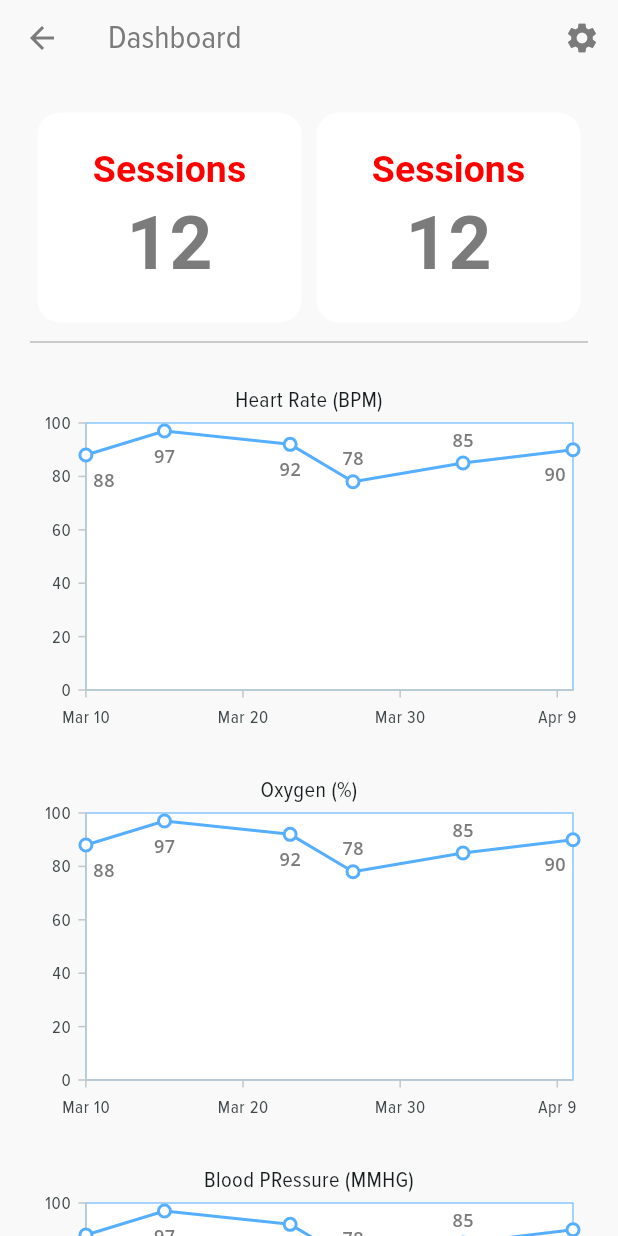
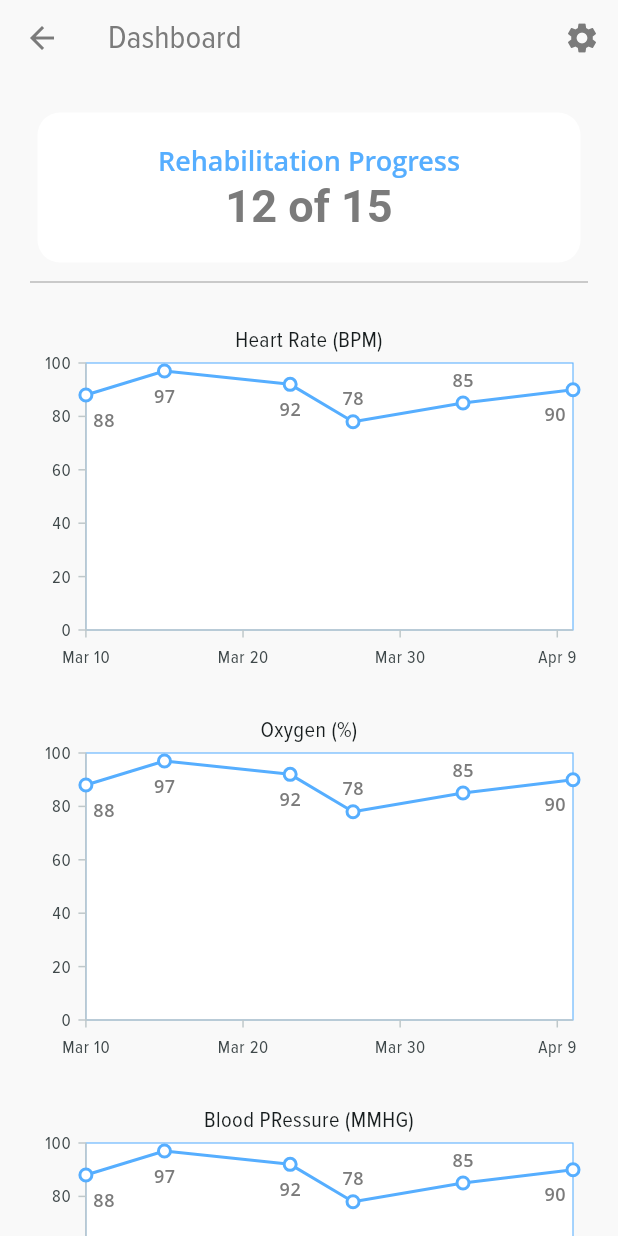
Before and after one commit to kvgarcia1/wecare_uiux_doctor, a Flutter app: the PatientRecordsPage screen opened directly, after a tap on "Dashboard", on a phone screen of 412 x 824 dp. Run offline on Flutter 3.47's test engine with Material 2 defaults, Android fonts, the phone set to English and light mode, and no system bars; our stand-ins replace syncfusion_flutter_charts, unicons.

Commit message:
additional edits

```diff
--- a/lib/currentSession.dart
+++ b/lib/currentSession.dart
@@ -257,7 +257,7 @@ class _CurrentSessionPageState extends State<CurrentSessionPage> {
                 ],
               ),
 
-              const SizedBox(height: 20),
+              const SizedBox(height: 10),
               SizedBox(
                 height: 250,
                 child: SfCartesianChart(
@@ -295,7 +295,7 @@ class _CurrentSessionPageState extends State<CurrentSessionPage> {
                   )
                 ),
               ),
-              const SizedBox(height: 20),
+              const SizedBox(height: 10),
               Row(
                 mainAxisAlignment: MainAxisAlignment.center,
                 children: [
@@ -307,7 +307,7 @@ class _CurrentSessionPageState extends State<CurrentSessionPage> {
                                 Navigator.push(context, MaterialPageRoute(builder: (context) => CurrentSessionPage()));
                               },
                         style: ElevatedButton.styleFrom(
-                          backgroundColor: Color(0xFFE56AEFF),
+                          backgroundColor: Color(0xFF7B7B7B),
                           foregroundColor: Colors.white,
                           shape: RoundedRectangleBorder(
                             borderRadius: BorderRadius.circular(10.0),
--- a/lib/dashboard.dart
+++ b/lib/dashboard.dart
@@ -67,7 +67,7 @@ class _PatientDashboardPageState extends State<PatientDashboardPage> {
                       alignment: Alignment.center,
                       margin: const EdgeInsets.all(5.0),
                       padding: const EdgeInsets.all(20.0),
-                      height: 140,
+                      height: 100,
                       decoration: BoxDecoration(
                         borderRadius: BorderRadius.circular(15),
                         color: Colors.white,
@@ -82,45 +82,16 @@ class _PatientDashboardPageState extends State<PatientDashboardPage> {
                               fontFamily: 'ProximaNova'
                             ),
                             children: <TextSpan>[
-                              TextSpan(text: "Sessions", style: TextStyle(color: Color(0xFFFF0000), fontWeight: FontWeight.w600, fontSize: 25,)),
-                              TextSpan(text: "\n\n", style: TextStyle(fontSize:5)),
-                              TextSpan(text: "12",  style: TextStyle(fontSize: 50, fontWeight: FontWeight.w600)),
-                            ]
+                        TextSpan(text: "Rehabilitation Progress", style: TextStyle(fontWeight: FontWeight.w600, color: Color(0xFF56AEFF), fontSize: 18, fontFamily: 'OpenSans')),
+                        TextSpan(text: "\n", style: TextStyle(fontSize:5)),
+                        TextSpan(text: "12 of 15",  style: TextStyle(fontSize: 30, fontWeight: FontWeight.w600)),
+                      ]
                           )
                         ),
                       ),
                     ),
                   ),
-                  Expanded(
-                    flex: 5,
-                    child: Container(
-                      alignment: Alignment.center,
-                      margin: const EdgeInsets.all(5.0),
-                      padding: const EdgeInsets.all(20.0),
-                      height: 140,
-                      decoration: BoxDecoration(
-                        borderRadius: BorderRadius.circular(15),
-                        color: Colors.white,
-                      ),
-                      child: Align(
-                        alignment: Alignment.center,
-                        child: RichText(
-                          textAlign: TextAlign.center,
-                          text: TextSpan(
-                            style: TextStyle(
-                              color: Color(0xFF7B7B7B),
-                              fontFamily: 'ProximaNova'
-                            ),
-                            children: <TextSpan>[
-                              TextSpan(text: "Sessions", style: TextStyle(color: Color(0xFFFF0000), fontWeight: FontWeight.w600, fontSize: 25,)),
-                              TextSpan(text: "\n\n", style: TextStyle(fontSize:5)),
-                              TextSpan(text: "12",  style: TextStyle(fontSize: 50, fontWeight: FontWeight.w600)),
-                            ]
-                          )
-                        ),
-                      ),
-                    ),
-                  ),
+
                 ]
               ),
               const Divider(
--- a/lib/patientRecords.dart
+++ b/lib/patientRecords.dart
@@ -45,7 +45,7 @@ class PatientRecordsPage extends StatelessWidget {
                     width:170,
                       height:330,
                       decoration: BoxDecoration(
-                      color: Color(0xFFA0D9F6),
+                      color: Colors.white,
                       borderRadius: BorderRadius.vertical(top: Radius.circular(30.0),bottom: Radius.circular(30.0)),
                     ),
                     child: Stack(
@@ -67,7 +67,7 @@ class PatientRecordsPage extends StatelessWidget {
                             Navigator.push(context, MaterialPageRoute(builder: (context) => PatientProfilePage()));
                           },
                             style: ElevatedButton.styleFrom(
-                            backgroundColor: Color(0xFFFF0000),
+                            backgroundColor: Color(0xFF56AEFF),
                             foregroundColor: Colors.white,
                             side: BorderSide.none, shape: const StadiumBorder(),
                           ),
@@ -82,7 +82,7 @@ class PatientRecordsPage extends StatelessWidget {
                               Navigator.push(context, MaterialPageRoute(builder: (context) => PatientSessionListPage()));
                             },
                             style: ElevatedButton.styleFrom(
-                            backgroundColor: Color(0xFFFF0000),
+                            backgroundColor: Color(0xFF56AEFF),
                             foregroundColor: Colors.white,
                             side: BorderSide.none, shape: const StadiumBorder(),
                             ),
@@ -97,7 +97,7 @@ class PatientRecordsPage extends StatelessWidget {
                                   Navigator.push(context, MaterialPageRoute(builder: (context) => PatientDashboardPage()));
                                 },
                           style: ElevatedButton.styleFrom(
-                            backgroundColor: Color(0xFFFF0000),
+                            backgroundColor: Color(0xFF56AEFF),
                             foregroundColor: Colors.white,
                             side: BorderSide.none, shape: const StadiumBorder(),
                           ),
@@ -114,7 +114,7 @@ class PatientRecordsPage extends StatelessWidget {
                     width:170,
                       height:330,
                       decoration: BoxDecoration(
-                      color: Color(0xFFA0D9F6),
+                      color: Colors.white,
                       borderRadius: BorderRadius.vertical(top: Radius.circular(30.0),bottom: Radius.circular(30.0)),
                     ),
                     child: Stack(
@@ -122,7 +122,7 @@ class PatientRecordsPage extends StatelessWidget {
                         Container(
                           alignment: Alignment.topCenter,
                           padding: EdgeInsets.only(top:15),
-                          child: Image.asset('assets/images/profile.png',scale: 5),
+                          child: Image.asset('assets/images/profile1.png',scale: 5),
                         ),
                         Container(
                           alignment: Alignment.center,
@@ -136,7 +136,7 @@ class PatientRecordsPage extends StatelessWidget {
                                   Navigator.push(context, MaterialPageRoute(builder: (context) => PatientProfilePage()));
                                 },
                           style: ElevatedButton.styleFrom(
-                            backgroundColor: Color(0xFFFF0000),
+                            backgroundColor: Color(0xFF56AEFF),
                             foregroundColor: Colors.white,
                             side: BorderSide.none, shape: const StadiumBorder(),
                           ),
@@ -151,7 +151,7 @@ class PatientRecordsPage extends StatelessWidget {
                                   Navigator.push(context, MaterialPageRoute(builder: (context) => PatientSessionListPage()));
                                 },
                           style: ElevatedButton.styleFrom(
-                            backgroundColor: Color(0xFFFF0000),
+                            backgroundColor: Color(0xFF56AEFF),
                             foregroundColor: Colors.white,
                             side: BorderSide.none, shape: const StadiumBorder(),
                           ),
@@ -166,7 +166,7 @@ class PatientRecordsPage extends StatelessWidget {
                                   Navigator.push(context, MaterialPageRoute(builder: (context) => PatientDashboardPage()));
                                 },
                           style: ElevatedButton.styleFrom(
-                            backgroundColor: Color(0xFFFF0000),
+                            backgroundColor: Color(0xFF56AEFF),
                             foregroundColor: Colors.white,
                             side: BorderSide.none, shape: const StadiumBorder(),
                           ),
@@ -188,7 +188,7 @@ class PatientRecordsPage extends StatelessWidget {
                     width:170,
                       height:330,
                       decoration: BoxDecoration(
-                      color: Color(0xFFA0D9F6),
+                      color: Colors.white,
                       borderRadius: BorderRadius.vertical(top: Radius.circular(30.0),bottom: Radius.circular(30.0)),
                     ),
                     child: Stack(
@@ -210,7 +210,7 @@ class PatientRecordsPage extends StatelessWidget {
                                   Navigator.push(context, MaterialPageRoute(builder: (context) => PatientProfilePage()));
                                 },
                           style: ElevatedButton.styleFrom(
-                            backgroundColor: Color(0xFFFF0000),
+                            backgroundColor: Color(0xFF56AEFF),
                             foregroundColor: Colors.white,
                             side: BorderSide.none, shape: const StadiumBorder(),
                           ),
@@ -225,7 +225,7 @@ class PatientRecordsPage extends StatelessWidget {
                                   Navigator.push(context, MaterialPageRoute(builder: (context) => PatientSessionListPage()));
                                 },
                           style: ElevatedButton.styleFrom(
-                            backgroundColor: Color(0xFFFF0000),
+                            backgroundColor: Color(0xFF56AEFF),
                             foregroundColor: Colors.white,
                             side: BorderSide.none, shape: const StadiumBorder(),
                           ),
@@ -240,7 +240,7 @@ class PatientRecordsPage extends StatelessWidget {
                                   Navigator.push(context, MaterialPageRoute(builder: (context) => PatientDashboardPage()));
                           },
                           style: ElevatedButton.styleFrom(
-                            backgroundColor: Color(0xFFFF0000),
+                            backgroundColor: Color(0xFF56AEFF),
                             foregroundColor: Colors.white,
                             side: BorderSide.none, shape: const StadiumBorder(),
                           ),
--- a/lib/sessionDetailPage.dart
+++ b/lib/sessionDetailPage.dart
@@ -73,6 +73,7 @@ class _SessionDetailPageState extends State<SessionDetailPage> {
               ),
               const SizedBox(height: 30),
               Row(
+                mainAxisAlignment: MainAxisAlignment.center,
                 children: [
                   Container(
                     width:110,
@@ -125,7 +126,7 @@ class _SessionDetailPageState extends State<SessionDetailPage> {
                           fontFamily: 'ProximaNova'
                         ),
                         children: <TextSpan>[
-                          TextSpan(text: "Avg Blood Pressure", style: TextStyle( fontWeight: FontWeight.w600, fontSize: 18)),
+                          TextSpan(text: "Avg BP", style: TextStyle( fontWeight: FontWeight.w600, fontSize: 18)),
                           TextSpan(text: "\n"),
                           TextSpan(text: "170", style: TextStyle( fontWeight: FontWeight.w600, fontSize: 40)),
                           TextSpan(text: "\n"),
@@ -138,6 +139,7 @@ class _SessionDetailPageState extends State<SessionDetailPage> {
               ),
               const SizedBox(height: 20),
               Row(
+                mainAxisAlignment: MainAxisAlignment.center,
                 children: [
                   Container(
                     width:175,
```
